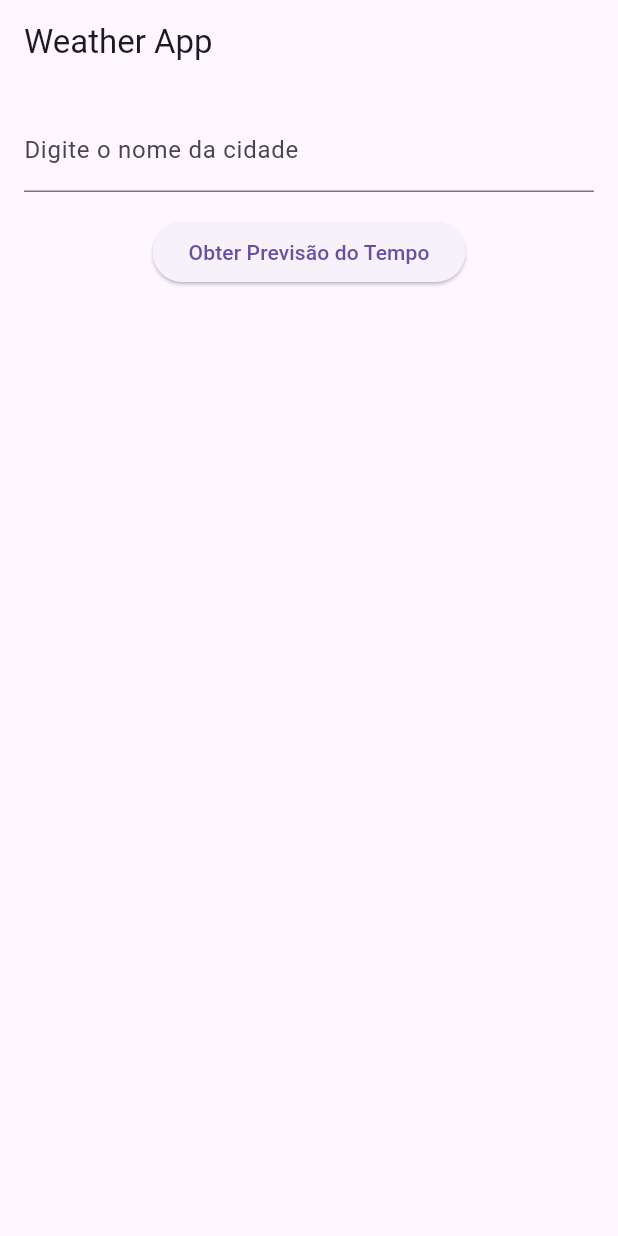
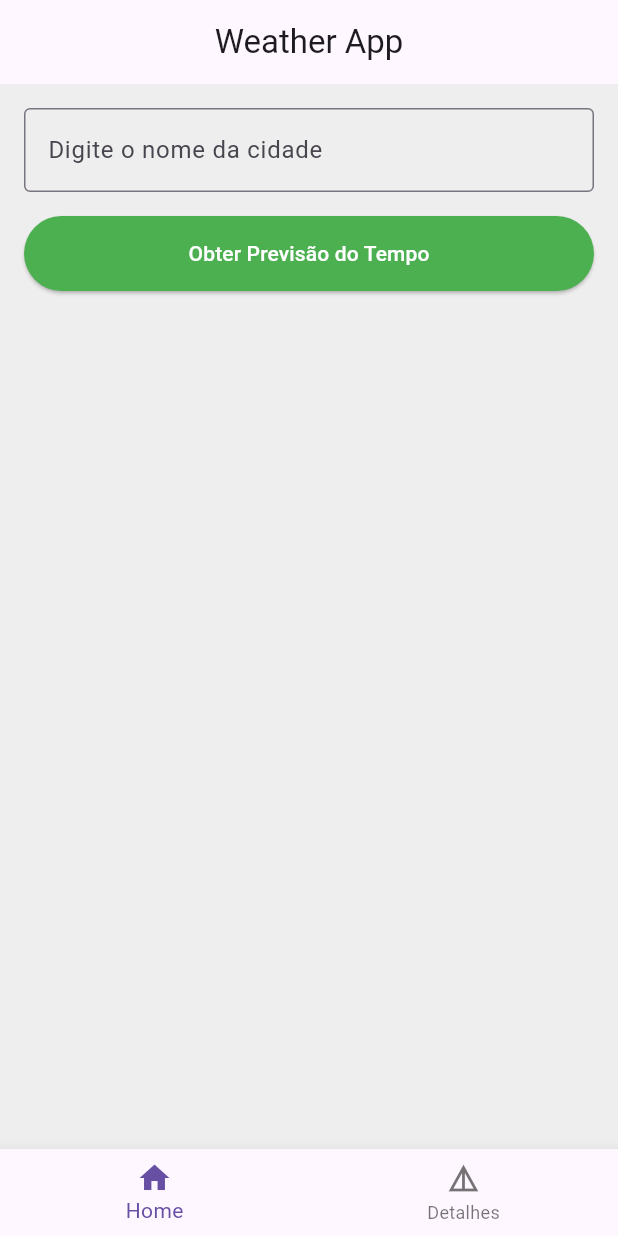
Before and after one commit to vssmatheus/weather-app, a Flutter app: the screen it shows after launch, on a phone screen of 412 x 824 dp. Run offline on Flutter 3.47's test engine with Material 3 defaults, Android fonts, the phone set to English and light mode, and no system bars.

Commit message:
tela de detales

```diff
--- /dev/null
+++ b/lib/bottom_navigation.dart
@@ -0,0 +1,31 @@
+import 'package:flutter/material.dart';
+
+class BottomNavigation extends StatefulWidget {
+  final int currentIndex;
+  final Function(int) onTap;
+
+  BottomNavigation({required this.currentIndex, required this.onTap});
+
+  @override
+  _BottomNavigationState createState() => _BottomNavigationState();
+}
+
+class _BottomNavigationState extends State<BottomNavigation> {
+  @override
+  Widget build(BuildContext context) {
+    return BottomNavigationBar(
+      currentIndex: widget.currentIndex,
+      onTap: widget.onTap,
+      items: [
+        BottomNavigationBarItem(
+          icon: Icon(Icons.home),
+          label: 'Home',
+        ),
+        BottomNavigationBarItem(
+          icon: Icon(Icons.details),
+          label: 'Detalhes',
+        ),
+      ],
+    );
+  }
+}
--- a/lib/main.dart
+++ b/lib/main.dart
@@ -1,5 +1,7 @@
 import 'package:flutter/material.dart';
 import 'package:weather/weather-api.dart';
+import 'weather_details.dart';
+import 'bottom_navigation.dart';
 
 void main() {
   runApp(MyApp());
@@ -13,8 +15,12 @@ class MyApp extends StatelessWidget {
       title: 'Weather App',
       theme: ThemeData(
         primarySwatch: Colors.blue,
+        fontFamily: 'Roboto',
       ),
       home: WeatherScreen(),
+      routes: {
+        '/weather-details': (context) => WeatherDetailsScreen(),
+      },
     );
   }
 }
@@ -27,6 +33,7 @@ class WeatherScreen extends StatefulWidget {
 class _WeatherScreenState extends State<WeatherScreen> {
   final TextEditingController _cityController = TextEditingController();
   dynamic _weatherData;
+  int _currentIndex = 0;
 
   Future<void> _getWeatherData() async {
     final cityName = _cityController.text;
@@ -38,17 +45,11 @@ class _WeatherScreenState extends State<WeatherScreen> {
 
     try {
       final weatherData = await weatherApi.getWeatherByCity(cityName: cityName);
-
       setState(() {
         _weatherData = weatherData;
       });
     } catch (e) {
-      print('Erro: $e');
-      ScaffoldMessenger.of(context).showSnackBar(
-        SnackBar(
-          content: Text('Erro ao obter dados da previsão do tempo.'),
-        ),
-      );
+      print(e);
     }
   }
 
@@ -61,36 +62,94 @@ class _WeatherScreenState extends State<WeatherScreen> {
     return Scaffold(
       appBar: AppBar(
         title: Text('Weather App'),
+        centerTitle: true,
       ),
-      body: Padding(
+      body: Container(
+        color: Colors.grey[200],
+        child: Center(
+          child: Padding(
             padding: const EdgeInsets.all(16.0),
             child: Column(
               children: [
+                Column(
+                  crossAxisAlignment: CrossAxisAlignment.stretch,
+                  children: [
                     TextField(
                       controller: _cityController,
-              decoration: InputDecoration(labelText: 'Digite o nome da cidade'),
+                      decoration: InputDecoration(
+                        labelText: 'Digite o nome da cidade',
+                        border: OutlineInputBorder(),
+                      ),
                     ),
                     SizedBox(height: 16.0),
                     ElevatedButton(
+                      style: ElevatedButton.styleFrom(
+                        primary: Colors.green,
+                        minimumSize: Size(double.infinity, 50),
+                      ),
                       onPressed: _getWeatherData,
-              child: Text('Obter Previsão do Tempo'),
+                      child: Text(
+                        'Obter Previsão do Tempo',
+                        style: TextStyle(color: Colors.white),
+                      ),
+                    ),
+                  ],
                 ),
                 SizedBox(height: 16.0),
-            if (_weatherData != null)
-              Column(
-                crossAxisAlignment: CrossAxisAlignment.start,
+                Visibility(
+                  visible: _weatherData != null,
+                  child: Expanded(
+                    child: Center(
+                      child: Column(
+                        mainAxisAlignment: MainAxisAlignment.center,
                         children: [
-                  Text('Cidade: ${_weatherData['name']}'),
                           Text(
-                    'Temperatura: ${_formatTemperature(_weatherData['main']['temp'])}°C',
+                            _weatherData != null
+                                ? '${_weatherData['name']}'
+                                : 'Cidade não encontrada',
+                            textAlign: TextAlign.center,
+                            style: TextStyle(
+                                fontSize: 18, fontWeight: FontWeight.bold),
                           ),
                           Text(
-                      'Condição: ${_weatherData['weather'][0]['description']}'),
-                ],
+                            _weatherData != null
+                                ? '${_formatTemperature(_weatherData['main']['temp'])}°C'
+                                : '',
+                            textAlign: TextAlign.center,
+                            style: TextStyle(
+                              fontSize: 86,
+                              fontWeight: FontWeight.bold,
+                              color: Color.fromARGB(216, 58, 58, 58),
+                            ),
+                          ),
+                          Text(
+                            _weatherData != null
+                                ? '${_weatherData['weather'][0]['description']}'
+                                : '',
+                            textAlign: TextAlign.center,
+                            style: TextStyle(fontSize: 16),
                           ),
                         ],
                       ),
                     ),
+                  ),
+                ),
+              ],
+            ),
+          ),
+        ),
+      ),
+      bottomNavigationBar: BottomNavigation(
+        currentIndex: _currentIndex,
+        onTap: (index) {
+          setState(() {
+            _currentIndex = index;
+          });
+          if (index == 1) {
+            Navigator.pushNamed(context, '/weather-details');
+          }
+        },
+      ),
     );
   }
 }
--- /dev/null
+++ b/lib/weather_details.dart
@@ -0,0 +1,29 @@
+import 'package:flutter/material.dart';
+import 'bottom_navigation.dart';
+
+class WeatherDetailsScreen extends StatelessWidget {
+  @override
+  Widget build(BuildContext context) {
+    return Scaffold(
+      appBar: AppBar(
+        title: Text('Detalhes do Clima'),
+      ),
+      body: Center(
+        child: Column(
+          mainAxisAlignment: MainAxisAlignment.center,
+          children: [
+            Text('Detalhes do clima.'),
+          ],
+        ),
+      ),
+      bottomNavigationBar: BottomNavigation(
+        currentIndex: 1,
+        onTap: (index) {
+          if (index == 0) {
+            Navigator.pop(context);
+          }
+        },
+      ),
+    );
+  }
+}
```
Lines whose indentation alone changed are shown as unchanged.
